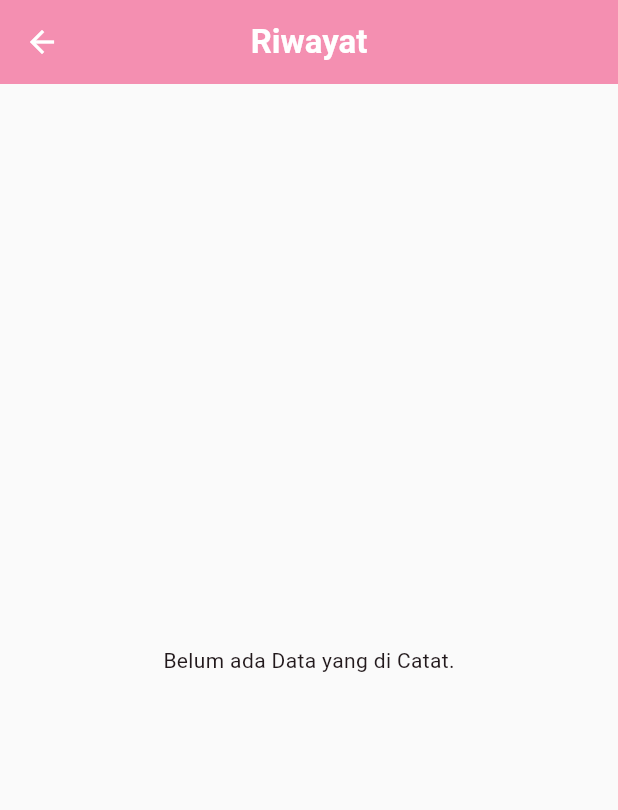
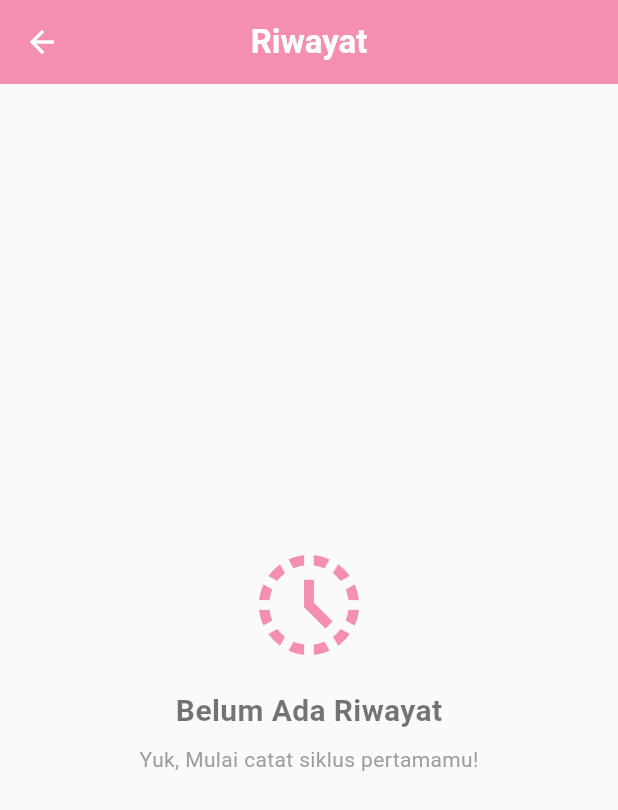
Before and after one commit to niysnsty/Mtime, a Flutter app: the screen it shows after launch, after a tap on the "history" icon, on a phone screen of 412 x 824 dp. Shown: the top 810 px of the screen. Run offline on Flutter 3.47's test engine with Material 3 defaults, Android fonts, the phone set to English and light mode, and no system bars; our stand-ins replace sqflite, table_calendar; accounts and stored records are empty.

Commit message:
update tampilan dashboard

```diff
--- a/lib/views/dashboard_view.dart
+++ b/lib/views/dashboard_view.dart
@@ -1,6 +1,9 @@
 import 'package:flutter/material.dart';
+// Import package kalender yang baru saja kita install
+import 'package:table_calendar/table_calendar.dart';
 import 'input_data_view.dart';
 import 'history_view.dart';
+import '../services/db_service.dart';
 
 class DashboardView extends StatefulWidget {
   const DashboardView({super.key});
@@ -9,140 +12,211 @@ class DashboardView extends StatefulWidget {
   State<DashboardView> createState() => _DashboardViewState();
 }
 
-class _DashboardViewState extends State<DashboardView>{
+class _DashboardViewState extends State<DashboardView> {
+  // Variabel untuk Kalender
+  DateTime _focusedDay = DateTime.now();
+  DateTime? _selectedDay;
+
+  // Variabel untuk Data Siklus
+  List<Map<String, dynamic>> _riwayatData = [];
+  DateTime? _haidTerakhir;
+  DateTime? _prediksiBerikutnya;
+  int _hariKe = 0;
+  bool _isLoading = true;
+
   @override
-    Widget build(BuildContext context){
+  void initState() {
+    super.initState();
+    _loadData(); // Tarik data saat aplikasi pertama kali dibuka
+  }
+
+  // Fungsi untuk menarik data dari SQLite dan menghitung prediksi
+  Future<void> _loadData() async {
+    final data = await DatabaseService.instance.readAllData();
+
+    DateTime? haidTerbaru;
+    DateTime? prediksi;
+    int hariKe = 0;
+
+    if (data.isNotEmpty) {
+      // Ambil data paling pertama (terbaru karena diurutkan DESC di SQLite)
+      haidTerbaru = DateTime.parse(data.first['tanggal_mulai']);
+
+      // Logika Prediksi Sederhana: Tanggal mulai ditambah 28 Hari
+      prediksi = haidTerbaru.add(const Duration(days: 28));
+
+      // Menghitung siklus hari ke-berapa hari ini
+      hariKe = DateTime.now().difference(haidTerbaru).inDays + 1;
+    }
+
+    setState(() {
+      _riwayatData = data;
+      _haidTerakhir = haidTerbaru;
+      _prediksiBerikutnya = prediksi;
+      _hariKe = hariKe;
+      _isLoading = false;
+    });
+  }
+
+  // Fungsi untuk mengecek apakah suatu tanggal di kalender adalah hari menstruasi
+  bool _isHariHaid(DateTime day) {
+    for (var item in _riwayatData) {
+      final start = DateTime.parse(item['tanggal_mulai']);
+      final endStr = item['tanggal_selesai'];
+
+      // Jika tanggal selesai belum diisi, anggap masih berlangsung sampai hari ini
+      final end = endStr != null ? DateTime.parse(endStr) : DateTime.now();
+
+      // Menyamakan format waktu agar perbandingan akurat (hanya tanggal, bulan, tahun)
+      final dateToCheck = DateTime(day.year, day.month, day.day);
+      final startDate = DateTime(start.year, start.month, start.day);
+      final endDate = DateTime(end.year, end.month, end.day);
+
+      // Jika tanggal yang dicek berada di antara tanggal mulai dan selesai
+      if (dateToCheck.isAfter(startDate.subtract(const Duration(days: 1))) &&
+          dateToCheck.isBefore(endDate.add(const Duration(days: 1)))) {
+        return true;
+      }
+    }
+    return false;
+  }
+
+  @override
+  Widget build(BuildContext context) {
     return Scaffold(
       appBar: AppBar(
-                title: const Text(
-                    "Mtime",
-                    style: TextStyle(fontWeight: FontWeight.bold),
-                ),
-                actions:[
+        title: const Text('MTime', style: TextStyle(fontWeight: FontWeight.bold)),
+        actions: [
           IconButton(
             icon: const Icon(Icons.history),
-                        onPressed:(){
-                            Navigator.push(
-                                context, MaterialPageRoute(
-                                    builder: (context) => const HistoryView(),
-                                ),
-                            );
+            onPressed: () async {
+              // Navigasi dengan await, agar saat kembali dari Riwayat, dashboard di-refresh
+              await Navigator.push(context, MaterialPageRoute(builder: (context) => const HistoryView()));
+              _loadData();
             },
           ),
         ],
       ),
-            //SingleChildScrollView agar layar bisa di scroll jika kontennya panjang
-            body: SingleChildScrollView(
-                padding: const EdgeInsets.all(20),
+      body: _isLoading
+        ? const Center(child: CircularProgressIndicator())
+        : SingleChildScrollView(
+        padding: const EdgeInsets.all(20.0),
         child: Column(
           crossAxisAlignment: CrossAxisAlignment.start,
           children: [
-                        // 1. Bagian greeting (Sapaan)
-                        const Text(
-                            "Halo, Cantik!👋",
-                            style: TextStyle(
-                                fontSize: 24,
-                                fontWeight: FontWeight.bold,
-                                color: Colors.black87,
-                            ),
-                        ),
+            const Text('Halo, cantik! 👋', style: TextStyle(fontSize: 24, fontWeight: FontWeight.bold, color: Colors.black87)),
             const SizedBox(height: 8),
-                        const Text(
-                            "Bagaimana Perasaan Anda Hari Ini?",
-                            style: TextStyle(
-                                fontSize: 16,
-                                color: Colors.grey,
-                            ),
-                        ),
+            Text('Bagaimana kabarmu hari ini?', style: TextStyle(fontSize: 16, color: Colors.grey[600])),
             const SizedBox(height: 30),
-                        //2. Card Info Siklus (Elegan dengan gradasi dan shadow)
+
+            // 1. Card Info Siklus (Datanya sudah dinamis dari Database!)
             Card(
-                            elevation: 4, //memberikan efek bayangan halus
+              elevation: 4,
               shadowColor: const Color(0xFFF48FB1).withOpacity(0.4),
-                            shape: RoundedRectangleBorder(
-                                borderRadius: BorderRadius.circular(20),
-                            ),
+              shape: RoundedRectangleBorder(borderRadius: BorderRadius.circular(20)),
               child: Container(
-                                width: double.infinity,//memnuhi layar lebar
+                width: double.infinity,
                 padding: const EdgeInsets.all(24),
                 decoration: BoxDecoration(
                   borderRadius: BorderRadius.circular(20),
-                                    //memberikan warna gradasi pink ke ungu pastel
                   gradient: const LinearGradient(
-                                        colors:[Color(0xFFF48FB1), Color(0xFFCE93D8)],
+                    colors: [Color(0xFFF48FB1), Color(0xFFCE93D8)],
                     begin: Alignment.topLeft,
                     end: Alignment.bottomRight,
                   ),
                 ),
-                                child: const Column(
+                child: Column(
                   crossAxisAlignment: CrossAxisAlignment.center,
-                                    children:[
+                  children: [
+                    const Text('Siklus Saat Ini', style: TextStyle(color: Colors.white, fontSize: 16, fontWeight: FontWeight.w500)),
+                    const SizedBox(height: 10),
                     Text(
-                                            "Siklus Menstruasi",
-                                            style: TextStyle(
-                                                color: Colors.white,
-                                                fontSize: 16,
-                                                fontWeight: FontWeight.w500,
+                      _haidTerakhir != null ? 'Hari Ke-$_hariKe' : 'Belum Ada Data',
+                      style: const TextStyle(color: Colors.white, fontSize: 36, fontWeight: FontWeight.bold),
                     ),
-                                        ),
-                                        SizedBox(height: 10),
+                    const SizedBox(height: 10),
                     Text(
-                                            "Hari Ke-14", //data bohongan sementara
-                                            style: TextStyle(
-                                                color: Colors.white,
-                                                fontSize:36,
-                                                fontWeight: FontWeight.bold,
-                                            ),
-                                        ),
-                                        SizedBox(height: 10),
-                                        Text(
-                                            "Menstruasi berikutnya: 18 Mei", // data bohongan sementara
-                                            style: TextStyle(
-                                                color: Colors.white,
-                                                fontSize: 14,
-                                            ),
+                      _prediksiBerikutnya != null
+                          ? 'Prediksi haid: ${_prediksiBerikutnya!.day}/${_prediksiBerikutnya!.month}/${_prediksiBerikutnya!.year}'
+                          : 'Catat siklus pertamamu!',
+                      style: const TextStyle(color: Colors.white, fontSize: 14),
                     ),
                   ],
                 ),
               ),
             ),
-                        const SizedBox(height: 40),
-                        // 3. Tombol Tambah Data
-                        const Text(
-                            "Aksi Cepat",
-                            style: TextStyle(
-                                fontSize: 18,
-                                fontWeight: FontWeight.bold,
-                                color: Colors.black87,
+            const SizedBox(height: 30),
+
+            // 2. Kalender Menstruasi
+            const Text('Kalender Menstruasi', style: TextStyle(fontSize: 18, fontWeight: FontWeight.bold, color: Colors.black87)),
+            const SizedBox(height: 10),
+            Card(
+              elevation: 2,
+              shape: RoundedRectangleBorder(borderRadius: BorderRadius.circular(15)),
+              child: Padding(
+                padding: const EdgeInsets.all(8.0),
+                child: TableCalendar(
+                  firstDay: DateTime.utc(2020, 1, 1),
+                  lastDay: DateTime.utc(2030, 12, 31),
+                  focusedDay: _focusedDay,
+                  selectedDayPredicate: (day) => isSameDay(_selectedDay, day),
+                  onDaySelected: (selectedDay, focusedDay) {
+                    setState(() {
+                      _selectedDay = selectedDay;
+                      _focusedDay = focusedDay;
+                    });
+                  },
+                  calendarStyle: CalendarStyle(
+                    todayDecoration: BoxDecoration(
+                      color: Theme.of(context).colorScheme.secondary.withOpacity(0.5),
+                      shape: BoxShape.circle,
+                    ),
+                    selectedDecoration: BoxDecoration(
+                      color: Theme.of(context).colorScheme.primary,
+                      shape: BoxShape.circle,
                     ),
                   ),
-                        const SizedBox(height: 16),
+                  // Logika visual: Mewarnai tanggal haid dengan warna pink
+                  calendarBuilders: CalendarBuilders(
+                    defaultBuilder: (context, day, focusedDay) {
+                      if (_isHariHaid(day)) {
+                        return Container(
+                          margin: const EdgeInsets.all(6.0),
+                          decoration: const BoxDecoration(
+                            color: Color(0xFFF8BBD0), // Pink muda
+                            shape: BoxShape.circle,
+                          ),
+                          child: Center(
+                            child: Text(
+                              '${day.day}',
+                              style: const TextStyle(color: Colors.white, fontWeight: FontWeight.bold),
+                            ),
+                          ),
+                        );
+                      }
+                      return null; // Kembalikan null agar tanggal lain menggunakan gaya bawaan
+                    },
+                  ),
+                ),
+              ),
+            ),
+            const SizedBox(height: 30),
+
+            // 3. Tombol Tambah Data
             SizedBox(
-                            width:double.infinity,
+              width: double.infinity,
               height: 55,
               child: ElevatedButton.icon(
-                                onPressed: (){
-                                    Navigator.push(
-                                        context,
-                                        MaterialPageRoute(
-                                            builder: (context) => const InputDataView(),
-                                        ),
-                                    );
+                onPressed: () async {
+                  // Navigasi dengan await, agar saat kembali dari Input Data, dashboard di-refresh otomatis
+                  await Navigator.push(context, MaterialPageRoute(builder: (context) => const InputDataView()));
+                  _loadData();
                 },
                 icon: const Icon(Icons.add, color: Colors.white),
-                                label: const Text(
-                                    "Catatan",
-                                    style: TextStyle(
-                                        fontSize: 16,
-                                        fontWeight: FontWeight.bold,
-                                        color: Colors.white,
-                                    ),
-                                ),
+                label: const Text('Catat Gejala / Menstruasi', style: TextStyle(fontSize: 16, fontWeight: FontWeight.bold, color: Colors.white)),
                 style: ElevatedButton.styleFrom(
-                                    backgroundColor: Theme.of(context).colorScheme.primary, //warna pink dari tema
-                                    shape: RoundedRectangleBorder(
-                                        borderRadius: BorderRadius.circular(15),
-                                    ),
+                  backgroundColor: Theme.of(context).colorScheme.primary,
+                  shape: RoundedRectangleBorder(borderRadius: BorderRadius.circular(15)),
                   elevation: 2,
                 ),
               ),
--- a/lib/views/history_view.dart
+++ b/lib/views/history_view.dart
@@ -18,14 +18,21 @@ class _HistoryViewState extends State<HistoryView>{
     _ambilDataDariDatabase();
   }
   Future<void> _ambilDataDariDatabase() async{
+    try{
     final data = await DatabaseService.instance.readAllData();
     setState((){
       _riwayatData = data;
       _isloading = false;
     });
+    }catch (e){
+      setState(() => _isloading = false);
+      ScaffoldMessenger.of(context).showSnackBar(
+        SnackBar(content: Text('Gagal Memuat Data: $e'),
+        backgroundColor: Colors.red),
+      );
+    }
   }
-
-    @override
+  @override
   Widget build(BuildContext context) {
     return Scaffold(
       appBar: AppBar(
@@ -33,14 +40,33 @@ class _HistoryViewState extends State<HistoryView>{
       ),
       body: _isloading?
       const Center(child: CircularProgressIndicator()):
-      _riwayatData.isEmpty? const Center(child: Text('Belum ada Data yang di Catat.')): ListView.builder(
+      _riwayatData.isEmpty? Center(
+        child: Column(
+          mainAxisAlignment: MainAxisAlignment.center,
+          children: [
+            Icon(Icons.history_toggle_off, size: 80, color: Colors.pink[200]),
+            const SizedBox(height: 16),
+            const Text(
+              'Belum Ada Riwayat',
+              style: TextStyle(fontSize: 20, fontWeight: FontWeight.bold, color: Colors.black54),
+            ),
+            const SizedBox(height: 8),
+            const Text(
+              'Yuk, Mulai catat siklus pertamamu!',
+              style: TextStyle(color: Colors.grey),
+            ),
+          ],
+        ),
+      )
+      : ListView.builder(
         padding: const EdgeInsets.all(20),
         itemCount: _riwayatData.length,
         itemBuilder: (context, index){
           final data = _riwayatData[index];
           //parsing tanggal dari string Database ke DateTime
           final tglMulai = DateTime.parse(data['tanggal_mulai']);
-          final tglSelesai = data['tanggal_selesai'] != null? DateTime.parse(data['tanggal_selesai']) : null;
+          final tglSelesai = data['tanggal_selesai'] != null?
+          DateTime.parse(data['tanggal_selesai']) : null;
           //mengatur format teks tanggal
           final teksTanggal = tglSelesai != null?
           '${tglMulai.day}/${tglMulai.month}${tglMulai.year} - ${tglSelesai.day}/${tglSelesai.month}/${tglSelesai.year}'
@@ -49,6 +75,7 @@ class _HistoryViewState extends State<HistoryView>{
           final teksDurasi = tglSelesai != null?
           '${tglSelesai.difference(tglMulai).inDays + 1} Hari'
           : 'Sedang Berlangsung...';
+
           return Card(
             elevation: 2,
             margin: const EdgeInsets.only(bottom: 16),
--- a/lib/views/input_data_view.dart
+++ b/lib/views/input_data_view.dart
@@ -11,6 +11,7 @@ class InputDataView extends StatefulWidget {
 class _InputDataViewState extends State<InputDataView> {
   DateTime? _tanggalMulai;
   DateTime? _tanggalSelesai;
+  bool _isSaving = false;
 
   final TextEditingController _gejalaController = TextEditingController();
   final TextEditingController _catatanController = TextEditingController();
@@ -41,7 +42,9 @@ class _InputDataViewState extends State<InputDataView> {
       );
       return;
     }
+    setState(() => _isSaving = true);
 
+    try {
       final data = {
         'tanggal_mulai': _tanggalMulai!.toIso8601String(),
         'tanggal_selesai': _tanggalSelesai?.toIso8601String(),
@@ -53,9 +56,19 @@ class _InputDataViewState extends State<InputDataView> {
 
       if (!mounted) return;
       ScaffoldMessenger.of(context).showSnackBar(
-      const SnackBar(content: Text('Yeay! Data berhasil disimpan ke Database.')),
+        const SnackBar(content: Text('Yeay! Data berhasil disimpan ke Database.'), backgroundColor: Colors.green),
       );
       Navigator.pop(context);
+    } catch (e){
+      if (!mounted) return;
+      ScaffoldMessenger.of(context).showSnackBar(
+        SnackBar(content: Text('Gagal menyimpan Data: $e'), backgroundColor: Colors.red),
+      );
+    } finally{
+      if(mounted){
+        setState(() => _isSaving = false);
+      }
+    }
   }
 
   @override
@@ -102,7 +115,7 @@ class _InputDataViewState extends State<InputDataView> {
             ),
             const SizedBox(height: 20),
 
-            const Text('Tanggal Selesai (Opsional)', style: TextStyle(fontWeight: FontWeight.bold, fontSize: 16)),
+            const Text('Tanggal Selesai', style: TextStyle(fontWeight: FontWeight.bold, fontSize: 16)),
             const SizedBox(height: 8),
             InkWell(
               onTap: () => _pilihTanggal(context, false),
@@ -156,12 +169,18 @@ class _InputDataViewState extends State<InputDataView> {
               height: 55,
               child: ElevatedButton(
                 // Perbaikan di sini: menggunakan arrow function agar lebih aman
-                onPressed: () => _simpanKeDatabase(),
+                onPressed: _isSaving ? null : () => _simpanKeDatabase(),
                 style: ElevatedButton.styleFrom(
                   backgroundColor: Theme.of(context).colorScheme.primary,
                   shape: RoundedRectangleBorder(borderRadius: BorderRadius.circular(15)),
                 ),
-                child: const Text(
+                child: _isSaving ?
+                const SizedBox(
+                  height: 24, width: 24,
+                  child: CircularProgressIndicator(color: Colors.white, strokeWidth: 3)
+                )
+
+                : const Text(
                   'Simpan Data',
                   style: TextStyle(fontSize: 16, fontWeight: FontWeight.bold, color: Colors.white)
                 ),
```
Lines whose indentation alone changed are shown as unchanged.
